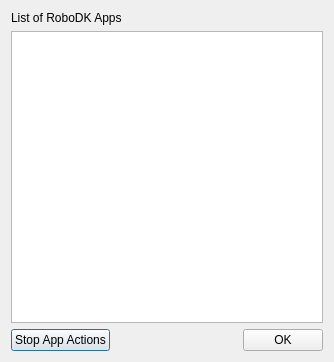
Above: PluginAppLoader/dialogapplist.ui from RoboDK/Plug-In-Interface before the change. Below: the same form after it.
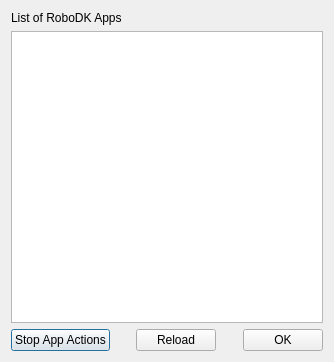
That is the form after the change.

The edit to the form file:
```diff
--- a/PluginAppLoader/dialogapplist.ui
+++ b/PluginAppLoader/dialogapplist.ui
@@ -43,6 +43,26 @@
        </property>
       </widget>
      </item>
+     <item>
+      <spacer name="horizontalSpacer_2">
+       <property name="orientation">
+        <enum>Qt::Horizontal</enum>
+       </property>
+       <property name="sizeHint" stdset="0">
+        <size>
+         <width>40</width>
+         <height>20</height>
+        </size>
+       </property>
+      </spacer>
+     </item>
+     <item>
+      <widget class="QPushButton" name="btnReload">
+       <property name="text">
+        <string>Reload</string>
+       </property>
+      </widget>
+     </item>
      <item>
       <spacer name="horizontalSpacer">
        <property name="orientation">
```
